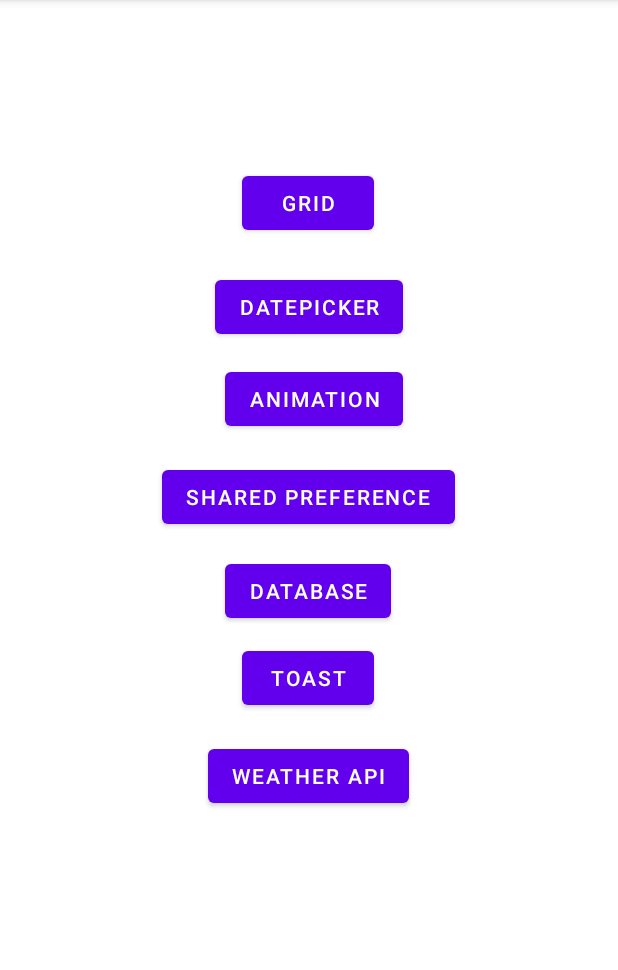
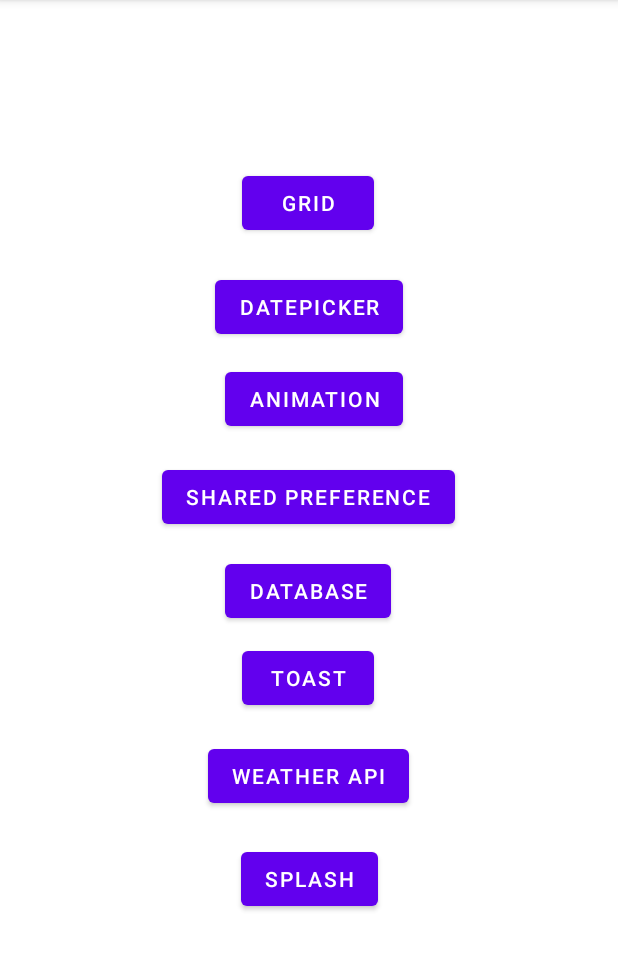
Before and after one commit to metebalmadi/Midterm2Preparation, an Android app: the screen it shows after launch (MainActivity), on a phone screen of 412 x 824 dp, the part 84-1054 px from its top. Run offline under Robolectric (Android 15) with nearby library versions, the phone set to English and light mode, and no system bars.

Commit message:
Added Splash

```diff
--- a/app/build.gradle
+++ b/app/build.gradle
@@ -37,9 +37,10 @@ dependencies {
     androidTestImplementation 'androidx.test.ext:junit:1.1.3'
     androidTestImplementation 'androidx.test.espresso:espresso-core:3.4.0'
 
+    //For toast color
     implementation 'com.github.GrenderG:Toasty:1.5.2'
 
-
+    // For Weather API
     implementation 'com.github.bumptech.glide:glide:4.11.0'
     annotationProcessor 'com.github.bumptech.glide:compiler:4.11.0'
 }
--- a/app/src/main/java/com/example/midterm2preparation/MainActivity.java
+++ b/app/src/main/java/com/example/midterm2preparation/MainActivity.java
@@ -22,6 +22,8 @@ public class MainActivity extends AppCompatActivity {
         Button bttnToDB = (Button) findViewById(R.id.bttnToDB);
         Button bttnToToast = (Button) findViewById(R.id.bttnToToast);
         Button bttnToWeather = (Button) findViewById(R.id.bttnToWeather);
+        Button bttnToSplash = (Button) findViewById(R.id.bttnToSplash);
+
 
         bttnToGrid.setOnClickListener(new View.OnClickListener() {
             @Override
@@ -71,5 +73,12 @@ public class MainActivity extends AppCompatActivity {
             }
         });
 
+        bttnToSplash.setOnClickListener(new View.OnClickListener() {
+            @Override
+            public void onClick(View view) {
+                startActivity(new Intent(MainActivity.this, SplashV2.class));
+            }
+        });
+
     }
 }
--- a/app/src/main/java/com/example/midterm2preparation/ShPayment.java
+++ b/app/src/main/java/com/example/midterm2preparation/ShPayment.java
@@ -18,7 +18,7 @@ public class ShPayment extends AppCompatActivity {
         setContentView(R.layout.activity_sh_payment);
 
 
-        TextView monthlyPayment = (TextView) findViewById(R.id.textView2);
+        TextView monthlyPayment = (TextView) findViewById(R.id.textView2Splash);
         ImageView img = (ImageView) findViewById(R.id.imageView2);
 
         SharedPreferences SharedPref = PreferenceManager.getDefaultSharedPreferences(this);
--- a/app/src/main/res/layout/activity_dbactivity.xml
+++ b/app/src/main/res/layout/activity_dbactivity.xml
@@ -15,7 +15,7 @@
             android:layout_margin="10dp">
 
             <TextView
-                android:id="@+id/textView"
+                android:id="@+id/textViewSplash"
                 android:layout_width="147dp"
                 android:layout_height="match_parent"
                 android:text="@string/product_id"
--- a/app/src/main/res/layout/activity_main.xml
+++ b/app/src/main/res/layout/activity_main.xml
@@ -5,6 +5,17 @@
     android:layout_width="match_parent"
     android:layout_height="match_parent"
     tools:context=".MainActivity">
+
+    <Button
+        android:id="@+id/bttnToSplash"
+        android:layout_width="wrap_content"
+        android:layout_height="wrap_content"
+        android:text="Splash"
+        app:layout_constraintBottom_toBottomOf="parent"
+        app:layout_constraintEnd_toEndOf="parent"
+        app:layout_constraintStart_toStartOf="parent"
+        app:layout_constraintTop_toTopOf="parent"
+        app:layout_constraintVertical_bias="0.781" />
 
     <Button
         android:id="@+id/bttnToWeather"
--- a/settings.gradle
+++ b/settings.gradle
@@ -10,6 +10,8 @@ dependencyResolutionManagement {
     repositories {
         google()
         mavenCentral()
+
+        //For Toast color
         maven { url "https://jitpack.io" }
     }
 }
```
Also changed, not shown: app/src/main/AndroidManifest.xml (+5 -5 lines), app/src/main/java/com/example/midterm2preparation/SplashV2.java (added, +42 -0 lines), app/src/main/res/layout/activity_sh_payment.xml (+5 -5 lines), app/src/main/res/layout/activity_splash_v2.xml (added, +28 -0 lines).
